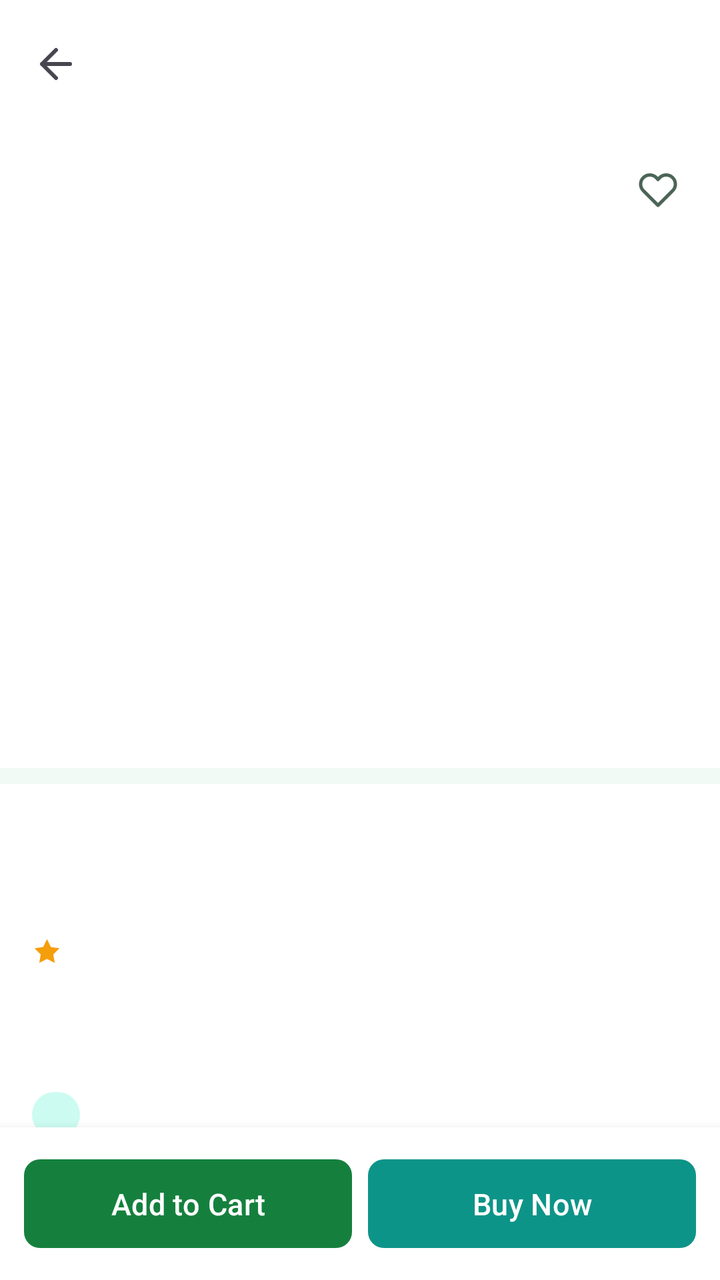
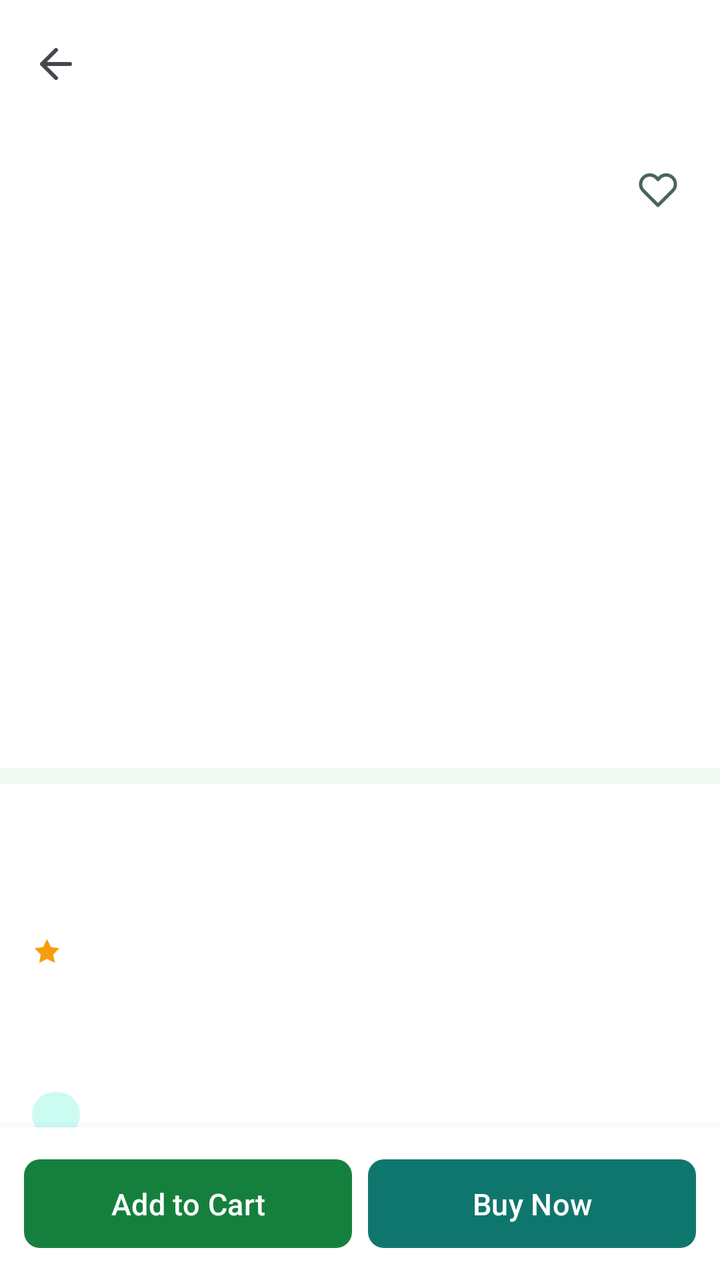

Compare the two renders of this Android layout. The source of the first and the diff that turns it into the second are given below.
<!-- AndroidManifest.xml: application theme Theme.AuraMart -->
<!-- res/layout/activity_product_detail.xml -->
<?xml version="1.0" encoding="utf-8"?>
<LinearLayout xmlns:android="http://schemas.android.com/apk/res/android"
    xmlns:app="http://schemas.android.com/apk/res-auto"
    android:layout_width="match_parent"
    android:layout_height="match_parent"
    android:orientation="vertical"
    android:background="@color/background">

    <com.google.android.material.appbar.MaterialToolbar
        android:id="@+id/toolbar"
        android:layout_width="match_parent"
        android:layout_height="?attr/actionBarSize"
        android:background="@color/surface"
        app:navigationIcon="@drawable/ic_back"
        app:titleTextColor="@color/text_primary" />

    <androidx.core.widget.NestedScrollView
        android:id="@+id/contentScroll"
        android:layout_width="match_parent"
        android:layout_height="0dp"
        android:layout_weight="1"
        android:fillViewport="true">

        <LinearLayout
            android:layout_width="match_parent"
            android:layout_height="wrap_content"
            android:orientation="vertical"
            android:paddingBottom="@dimen/space_xl">

            
            <FrameLayout
                android:layout_width="match_parent"
                android:layout_height="320dp"
                android:background="@color/surface">

                <androidx.viewpager2.widget.ViewPager2
                    android:id="@+id/galleryPager"
                    android:layout_width="match_parent"
                    android:layout_height="match_parent" />

                <TextView
                    android:id="@+id/discountBadge"
                    android:layout_width="wrap_content"
                    android:layout_height="wrap_content"
                    android:layout_margin="@dimen/space_md"
                    android:background="@drawable/bg_badge_red"
                    android:backgroundTint="@color/danger"
                    android:paddingStart="@dimen/space_md"
                    android:paddingEnd="@dimen/space_md"
                    android:paddingTop="4dp"
                    android:paddingBottom="4dp"
                    android:textColor="@color/white"
                    android:textSize="@dimen/text_small"
                    android:textStyle="bold"
                    android:visibility="gone" />

                <ImageView
                    android:id="@+id/wishlistButton"
                    android:layout_width="38dp"
                    android:layout_height="38dp"
                    android:layout_gravity="top|end"
                    android:layout_margin="@dimen/space_md"
                    android:padding="9dp"
                    android:background="@drawable/bg_circle_white"
                    android:src="@drawable/ic_heart"
                    app:tint="@color/ink_600"
                    android:contentDescription="@string/wishlist" />

                <LinearLayout
                    android:id="@+id/galleryDots"
                    android:layout_width="wrap_content"
                    android:layout_height="wrap_content"
                    android:layout_gravity="bottom|center_horizontal"
                    android:layout_marginBottom="@dimen/space_md"
                    android:orientation="horizontal" />
            </FrameLayout>

            
            <LinearLayout
                android:layout_width="match_parent"
                android:layout_height="wrap_content"
                android:orientation="vertical"
                android:background="@color/surface"
                android:layout_marginTop="@dimen/space_sm"
                android:padding="@dimen/space_lg">

                <TextView
                    android:id="@+id/brandText"
                    android:layout_width="wrap_content"
                    android:layout_height="wrap_content"
                    style="@style/Text.Secondary" />

                <TextView
                    android:id="@+id/nameText"
                    android:layout_width="match_parent"
                    android:layout_height="wrap_content"
                    android:layout_marginTop="@dimen/space_xs"
                    android:textSize="@dimen/text_headline"
                    android:textStyle="bold"
                    android:textColor="@color/text_primary" />

                <LinearLayout
                    android:layout_width="wrap_content"
                    android:layout_height="wrap_content"
                    android:orientation="horizontal"
                    android:gravity="center_vertical"
                    android:layout_marginTop="@dimen/space_sm">

                    <ImageView
                        android:layout_width="15dp"
                        android:layout_height="15dp"
                        android:src="@drawable/ic_star_filled"
                        app:tint="@color/warning"
                        android:contentDescription="@null" />

                    <TextView
                        android:id="@+id/ratingText"
                        android:layout_width="wrap_content"
                        android:layout_height="wrap_content"
                        android:layout_marginStart="@dimen/space_xs"
                        style="@style/Text.Secondary" />

                    <TextView
                        android:id="@+id/soldText"
                        android:layout_width="wrap_content"
                        android:layout_height="wrap_content"
                        android:layout_marginStart="@dimen/space_md"
                        style="@style/Text.Secondary" />
                </LinearLayout>

                <LinearLayout
                    android:layout_width="wrap_content"
                    android:layout_height="wrap_content"
                    android:orientation="horizontal"
                    android:gravity="bottom"
                    android:layout_marginTop="@dimen/space_md">

                    <TextView
                        android:id="@+id/priceText"
                        android:layout_width="wrap_content"
                        android:layout_height="wrap_content"
                        android:textSize="@dimen/text_display"
                        android:textStyle="bold"
                        android:textColor="@color/primary" />

                    <TextView
                        android:id="@+id/comparePriceText"
                        android:layout_width="wrap_content"
                        android:layout_height="wrap_content"
                        android:layout_marginStart="@dimen/space_sm"
                        android:layout_marginBottom="4dp"
                        android:textSize="@dimen/text_body"
                        android:textColor="@color/ink_400"
                        android:visibility="gone" />
                </LinearLayout>

                <TextView
                    android:id="@+id/stockBadge"
                    android:layout_width="wrap_content"
                    android:layout_height="wrap_content"
                    android:layout_marginTop="@dimen/space_md"
                    android:background="@drawable/bg_badge_green"
                    android:paddingStart="@dimen/space_md"
                    android:paddingEnd="@dimen/space_md"
                    android:paddingTop="4dp"
                    android:paddingBottom="4dp"
                    android:textSize="@dimen/text_tiny"
                    android:textStyle="bold"
                    android:textColor="@color/success_dark" />

                <TextView
                    android:id="@+id/shortDescriptionText"
                    android:layout_width="match_parent"
                    android:layout_height="wrap_content"
                    android:layout_marginTop="@dimen/space_md"
                    style="@style/Text.Secondary" />

                
                <TextView
                    android:id="@+id/variantLabel"
                    android:layout_width="wrap_content"
                    android:layout_height="wrap_content"
                    android:layout_marginTop="@dimen/space_lg"
                    style="@style/Text.Body"
                    android:textStyle="bold"
                    android:visibility="gone" />

                <com.google.android.material.chip.ChipGroup
                    android:id="@+id/variantGroup"
                    android:layout_width="match_parent"
                    android:layout_height="wrap_content"
                    android:layout_marginTop="@dimen/space_sm"
                    app:singleSelection="true"
                    app:selectionRequired="true"
                    android:visibility="gone" />

                
                <TextView
                    android:layout_width="wrap_content"
                    android:layout_height="wrap_content"
                    android:layout_marginTop="@dimen/space_lg"
                    android:text="@string/quantity"
                    style="@style/Text.Body"
                    android:textStyle="bold" />

                <LinearLayout
                    android:layout_width="wrap_content"
                    android:layout_height="40dp"
                    android:layout_marginTop="@dimen/space_sm"
                    android:orientation="horizontal"
                    android:gravity="center_vertical"
                    android:background="@drawable/bg_qty_stepper">

                    <ImageView
                        android:id="@+id/decreaseButton"
                        android:layout_width="40dp"
                        android:layout_height="match_parent"
                        android:padding="11dp"
                        android:src="@drawable/ic_remove"
                        app:tint="@color/ink_700"
                        android:contentDescription="@null" />

                    <TextView
                        android:id="@+id/quantityText"
                        android:layout_width="44dp"
                        android:layout_height="wrap_content"
                        android:gravity="center"
                        style="@style/Text.Body"
                        android:textStyle="bold" />

                    <ImageView
                        android:id="@+id/increaseButton"
                        android:layout_width="40dp"
                        android:layout_height="match_parent"
                        android:padding="11dp"
                        android:src="@drawable/ic_add"
                        app:tint="@color/ink_700"
                        android:contentDescription="@null" />
                </LinearLayout>
            </LinearLayout>

            
            <LinearLayout
                android:layout_width="match_parent"
                android:layout_height="wrap_content"
                android:orientation="horizontal"
                android:background="@color/surface"
                android:layout_marginTop="@dimen/space_sm"
                android:padding="@dimen/space_lg">

                <LinearLayout
                    android:layout_width="0dp"
                    android:layout_height="wrap_content"
                    android:layout_weight="1"
                    android:orientation="vertical"
                    android:gravity="center">

                    <ImageView
                        android:layout_width="22dp"
                        android:layout_height="22dp"
                        android:src="@drawable/ic_truck"
                        app:tint="@color/primary"
                        android:contentDescription="@null" />

                    <TextView
                        android:id="@+id/shippingBadge"
                        android:layout_width="wrap_content"
                        android:layout_height="wrap_content"
                        android:layout_marginTop="@dimen/space_xs"
                        android:gravity="center"
                        style="@style/Text.Secondary"
                        android:textSize="@dimen/text_tiny" />
                </LinearLayout>

                <LinearLayout
                    android:layout_width="0dp"
                    android:layout_height="wrap_content"
                    android:layout_weight="1"
                    android:orientation="vertical"
                    android:gravity="center">

                    <ImageView
                        android:layout_width="22dp"
                        android:layout_height="22dp"
                        android:src="@drawable/ic_shield"
                        app:tint="@color/primary"
                        android:contentDescription="@null" />

                    <TextView
                        android:id="@+id/warrantyBadge"
                        android:layout_width="wrap_content"
                        android:layout_height="wrap_content"
                        android:layout_marginTop="@dimen/space_xs"
                        android:gravity="center"
                        style="@style/Text.Secondary"
                        android:textSize="@dimen/text_tiny" />
                </LinearLayout>

                <LinearLayout
                    android:layout_width="0dp"
                    android:layout_height="wrap_content"
                    android:layout_weight="1"
                    android:orientation="vertical"
                    android:gravity="center">

                    <ImageView
                        android:layout_width="22dp"
                        android:layout_height="22dp"
                        android:src="@drawable/ic_refresh"
                        app:tint="@color/primary"
                        android:contentDescription="@null" />

                    <TextView
                        android:id="@+id/returnBadge"
                        android:layout_width="wrap_content"
                        android:layout_height="wrap_content"
                        android:layout_marginTop="@dimen/space_xs"
                        android:gravity="center"
                        style="@style/Text.Secondary"
                        android:textSize="@dimen/text_tiny" />
                </LinearLayout>
            </LinearLayout>

            
            <LinearLayout
                android:layout_width="match_parent"
                android:layout_height="wrap_content"
                android:orientation="vertical"
                android:background="@color/surface"
                android:layout_marginTop="@dimen/space_sm"
                android:padding="@dimen/space_lg">

                <TextView
                    android:layout_width="wrap_content"
                    android:layout_height="wrap_content"
                    android:text="@string/description"
                    style="@style/Text.Title"
                    android:textSize="@dimen/text_body" />

                <TextView
                    android:id="@+id/descriptionText"
                    android:layout_width="match_parent"
                    android:layout_height="wrap_content"
                    android:layout_marginTop="@dimen/space_sm"
                    style="@style/Text.Secondary"
                    android:lineSpacingExtra="3dp" />
            </LinearLayout>

            
            <LinearLayout
                android:layout_width="match_parent"
                android:layout_height="wrap_content"
                android:orientation="vertical"
                android:background="@color/surface"
                android:layout_marginTop="@dimen/space_sm"
                android:padding="@dimen/space_lg">

                <LinearLayout
                    android:layout_width="match_parent"
                    android:layout_height="wrap_content"
                    android:orientation="horizontal"
                    android:gravity="center_vertical">

                    <TextView
                        android:id="@+id/reviewsTitle"
                        android:layout_width="0dp"
                        android:layout_height="wrap_content"
                        android:layout_weight="1"
                        android:text="@string/reviews"
                        style="@style/Text.Title"
                        android:textSize="@dimen/text_body" />

                    <com.google.android.material.button.MaterialButton
                        android:id="@+id/writeReviewButton"
                        style="@style/Widget.AuraMart.Button.Text"
                        android:layout_width="wrap_content"
                        android:layout_height="wrap_content"
                        android:text="@string/write_review"
                        android:textSize="@dimen/text_small" />
                </LinearLayout>

                <androidx.recyclerview.widget.RecyclerView
                    android:id="@+id/reviewList"
                    android:layout_width="match_parent"
                    android:layout_height="wrap_content"
                    android:layout_marginTop="@dimen/space_sm"
                    android:nestedScrollingEnabled="false"
                    app:layoutManager="androidx.recyclerview.widget.LinearLayoutManager" />

                <TextView
                    android:id="@+id/noReviewsText"
                    android:layout_width="match_parent"
                    android:layout_height="wrap_content"
                    android:layout_marginTop="@dimen/space_sm"
                    style="@style/Text.Secondary"
                    android:visibility="gone" />
            </LinearLayout>

            
            <LinearLayout
                android:id="@+id/relatedBox"
                android:layout_width="match_parent"
                android:layout_height="wrap_content"
                android:orientation="vertical"
                android:background="@color/surface"
                android:layout_marginTop="@dimen/space_sm"
                android:paddingTop="@dimen/space_lg"
                android:paddingBottom="@dimen/space_lg"
                android:visibility="gone">

                <TextView
                    android:layout_width="wrap_content"
                    android:layout_height="wrap_content"
                    android:layout_marginStart="@dimen/space_lg"
                    android:text="@string/related_products"
                    style="@style/Text.Title"
                    android:textSize="@dimen/text_body" />

                <androidx.recyclerview.widget.RecyclerView
                    android:id="@+id/relatedList"
                    android:layout_width="match_parent"
                    android:layout_height="wrap_content"
                    android:layout_marginTop="@dimen/space_md"
                    android:paddingStart="@dimen/space_md"
                    android:paddingEnd="@dimen/space_md"
                    android:clipToPadding="false"
                    android:orientation="horizontal"
                    app:layoutManager="androidx.recyclerview.widget.LinearLayoutManager" />
            </LinearLayout>
        </LinearLayout>
    </androidx.core.widget.NestedScrollView>

    
    <LinearLayout
        android:id="@+id/actionBar"
        android:layout_width="match_parent"
        android:layout_height="wrap_content"
        android:orientation="horizontal"
        android:background="@color/surface"
        android:elevation="8dp"
        android:padding="@dimen/space_md">

        <com.google.android.material.button.MaterialButton
            android:id="@+id/addToCartButton"
            style="@style/Widget.AuraMart.Button"
            android:layout_width="0dp"
            android:layout_height="wrap_content"
            android:layout_weight="1"
            android:text="@string/add_to_cart" />

        <com.google.android.material.button.MaterialButton
            android:id="@+id/buyNowButton"
            style="@style/Widget.AuraMart.Button.Success"
            android:layout_width="0dp"
            android:layout_height="wrap_content"
            android:layout_weight="1"
            android:layout_marginStart="@dimen/space_sm"
            android:text="@string/buy_now" />
    </LinearLayout>

    <ProgressBar
        android:id="@+id/progress"
        android:layout_width="wrap_content"
        android:layout_height="wrap_content"
        android:layout_gravity="center_horizontal"
        android:visibility="gone" />
</LinearLayout>
<!-- resources referenced by this layout -->
<resources>
  <color name="background">#F2FAF5</color>
  <color name="danger">#EF4444</color>
  <color name="ink_400">#9AB0A3</color>
  <color name="ink_600">#4B6557</color>
  <color name="ink_700">#2F4A3A</color>
  <color name="primary">#15803D</color>
  <color name="success_dark">#0F766E</color>
  <color name="surface">#FFFFFF</color>
  <color name="text_primary">#0B1F14</color>
  <color name="warning">#F59E0B</color>
  <color name="white">#FFFFFF</color>
  <dimen name="space_lg">16dp</dimen>
  <dimen name="space_md">12dp</dimen>
  <dimen name="space_sm">8dp</dimen>
  <dimen name="space_xl">24dp</dimen>
  <dimen name="space_xs">4dp</dimen>
  <dimen name="text_body">15sp</dimen>
  <dimen name="text_display">28sp</dimen>
  <dimen name="text_headline">22sp</dimen>
  <dimen name="text_small">13sp</dimen>
  <dimen name="text_tiny">11sp</dimen>
  <string name="add_to_cart">Add to Cart</string>
  <string name="buy_now">Buy Now</string>
  <string name="description">Description</string>
  <string name="quantity">Quantity</string>
  <string name="related_products">You might also like</string>
  <string name="reviews">Reviews</string>
  <string name="wishlist">Wishlist</string>
  <string name="write_review">Write a review</string>
  <style name="Text.Body" parent="">
          <item name="android:textSize">@dimen/text_body</item>
          <item name="android:textColor">@color/text_primary</item>
      </style>
  <style name="Text.Secondary" parent="">
          <item name="android:textSize">@dimen/text_small</item>
          <item name="android:textColor">@color/text_secondary</item>
      </style>
  <style name="Widget.AuraMart.Button.Success" parent="Widget.AuraMart.Button">
          <item name="backgroundTint">@color/success</item>
      </style>
  <style name="Widget.AuraMart.Button.Text" parent="Widget.Material3.Button.TextButton">
          <item name="android:textAllCaps">false</item>
          <item name="android:textColor">@color/primary</item>
      </style>
  <style name="Theme.AuraMart" parent="Theme.Material3.Light.NoActionBar">
          <item name="colorPrimary">@color/primary</item>
          <item name="colorOnPrimary">@color/white</item>
          <item name="colorPrimaryContainer">@color/primary_light</item>
          <item name="colorOnPrimaryContainer">@color/primary_dark</item>
  
          <item name="colorSecondary">@color/success</item>
          <item name="colorOnSecondary">@color/white</item>
  
          <item name="colorSurface">@color/surface</item>
          <item name="colorOnSurface">@color/text_primary</item>
          <item name="android:colorBackground">@color/background</item>
          <item name="colorOutline">@color/divider</item>
  
          <item name="android:statusBarColor">@color/white</item>
          <item name="android:navigationBarColor">@color/white</item>
          <item name="android:windowLightStatusBar" tools:targetApi="m">true</item>
          <item name="android:windowLightNavigationBar" tools:targetApi="o_mr1">true</item>
      </style>
  <color name="success_light">#CCFBF1</color>
  <color name="danger_light">#FEE2E2</color>
  <color name="divider">#E2ECE6</color>
  <dimen name="radius_sm">8dp</dimen>
  <color name="text_secondary">#5A7566</color>
  <dimen name="text_title">18sp</dimen>
  <color name="success">#0D9488</color>
  <color name="primary_light">#DCFCE7</color>
  <color name="primary_dark">#166534</color>
  <!-- unchanged entries left out for length: 14 -->
</resources>

<!-- the commit's change to res/layout/activity_product_detail.xml (unified diff, before → after) -->
@@ -380,6 +380,7 @@
                 </LinearLayout>
 
                 <androidx.recyclerview.widget.RecyclerView
+                    android:layoutAnimation="@anim/layout_animation_rise"
                     android:id="@+id/reviewList"
                     android:layout_width="match_parent"
                     android:layout_height="wrap_content"
@@ -417,6 +418,7 @@
                     android:textSize="@dimen/text_body" />
 
                 <androidx.recyclerview.widget.RecyclerView
+                    android:layoutAnimation="@anim/layout_animation_rise"
                     android:id="@+id/relatedList"
                     android:layout_width="match_parent"
                     android:layout_height="wrap_content"
<!-- resource entries referenced after the edit -->
@@ -38,7 +38,7 @@
           <item name="android:textColor">@color/text_secondary</item>
       </style>
   <style name="Widget.AuraMart.Button.Success" parent="Widget.AuraMart.Button">
-          <item name="backgroundTint">@color/success</item>
+          <item name="backgroundTint">@color/success_dark</item>
       </style>
   <style name="Widget.AuraMart.Button.Text" parent="Widget.Material3.Button.TextButton">
           <item name="android:textAllCaps">false</item>
@@ -62,6 +62,9 @@
           <item name="android:navigationBarColor">@color/white</item>
           <item name="android:windowLightStatusBar" tools:targetApi="m">true</item>
           <item name="android:windowLightNavigationBar" tools:targetApi="o_mr1">true</item>
+  
+          
+          <item name="android:windowAnimationStyle">@style/Animation.AuraMart.Activity</item>
       </style>
   <color name="success_light">#CCFBF1</color>
   <color name="danger_light">#FEE2E2</color>
@@ -70,6 +73,12 @@
   <color name="text_secondary">#5A7566</color>
   <dimen name="text_title">18sp</dimen>
   <color name="success">#0D9488</color>
+  <style name="Animation.AuraMart.Activity" parent="@android:style/Animation.Activity">
+          <item name="android:activityOpenEnterAnimation">@anim/slide_in_right</item>
+          <item name="android:activityOpenExitAnimation">@anim/slide_out_left</item>
+          <item name="android:activityCloseEnterAnimation">@anim/slide_in_left</item>
+          <item name="android:activityCloseExitAnimation">@anim/slide_out_right</item>
+      </style>
   <color name="primary_light">#DCFCE7</color>
   <color name="primary_dark">#166534</color>
   <!-- unchanged entries left out for length: 14 -->
